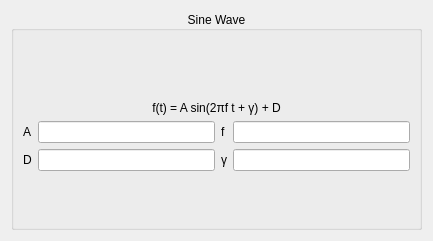
The window that src/ManeuverPlanner/VisualScripter/Waveforms/SineWaveform.ui (theilem/uavGS) describes before a commit, drawn with Qt 5.
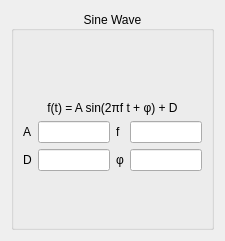
The same window after the commit.

The edit to the form file:
```diff
--- a/src/ManeuverPlanner/VisualScripter/Waveforms/SineWaveform.ui
+++ b/src/ManeuverPlanner/VisualScripter/Waveforms/SineWaveform.ui
@@ -6,7 +6,7 @@
    <rect>
     <x>0</x>
     <y>0</y>
-    <width>433</width>
+    <width>225</width>
     <height>241</height>
    </rect>
   </property>
@@ -37,7 +37,7 @@
            </sizepolicy>
           </property>
           <property name="text">
-           <string>f(t) = A sin(2πf t + γ) + D</string>
+           <string>f(t) = A sin(2πf t + φ) + D</string>
           </property>
           <property name="alignment">
            <set>Qt::AlignCenter</set>
@@ -91,7 +91,7 @@
              </sizepolicy>
             </property>
             <property name="text">
-             <string>γ</string>
+             <string>&lt;html&gt;&lt;head/&gt;&lt;body&gt;&lt;p&gt;φ&lt;/p&gt;&lt;/body&gt;&lt;/html&gt;</string>
             </property>
            </widget>
           </item>
```
